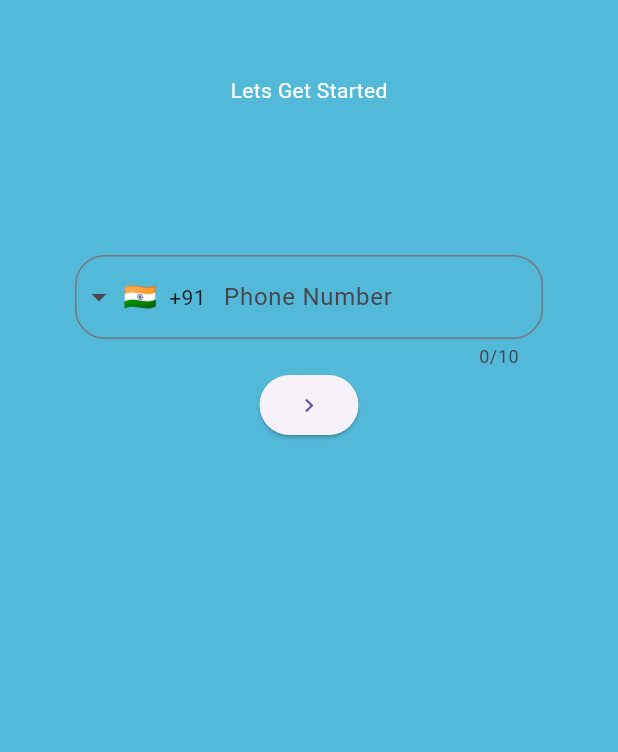
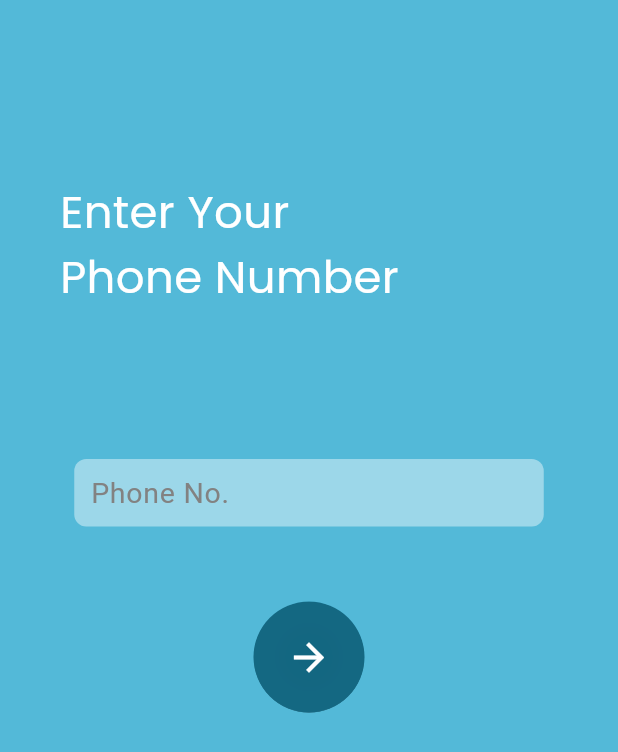
Before and after one commit to pupup2002/original-pupup, a Flutter app: the PhoneNoAuth screen opened directly, on a phone screen of 412 x 824 dp. Shown: the top 752 px of the screen. Run offline on Flutter 3.47's test engine with Material 3 defaults, Android fonts, the light colour scheme and no system bars; drawn by our look-alikes of intl_phone_field; our stand-ins replace firebase_auth, firebase_core, flutter_otp_text_field, flutter_svg, google_fonts, google_sign_in and 2 more; missing offline and left inert: dart:ffi; accounts and stored records are empty; network calls fail.

Commit message:
phone ui changed

```diff
--- a/lib/OTP_screen.dart
+++ b/lib/OTP_screen.dart
@@ -61,6 +61,7 @@ class _OTPScreenState extends State<OtpScreen> {
               children: [
                 Pinput(
                   keyboardType: TextInputType.phone,
+                  autofocus: true,
                   length: 6,
                   defaultPinTheme: defaultPinTheme,
                   focusedPinTheme: defaultPinTheme.copyWith(
@@ -101,7 +102,6 @@ class _OTPScreenState extends State<OtpScreen> {
               ],
             ),
 
-
       ),
     );
   }
--- a/lib/phone_screen.dart
+++ b/lib/phone_screen.dart
@@ -1,11 +1,11 @@
-
+import 'dart:ffi';
 
 import 'package:firebase_auth/firebase_auth.dart';
 import 'package:flutter/material.dart';
+import 'package:google_fonts/google_fonts.dart';
 import 'package:intl_phone_field/intl_phone_field.dart';
 
 import 'OTP_screen.dart';
-
 
 class PhoneNoAuth extends StatefulWidget {
   const PhoneNoAuth({super.key});
@@ -18,46 +18,117 @@ class PhoneNoAuth extends StatefulWidget {
 
 class _PhoneNoAuthState extends State<PhoneNoAuth> {
   final _phoneNumberController = TextEditingController();
-  var phoneNumberInput =null;
+  var phoneNumberInput = null;
+  String phoneNo ="+91";
+
+  @override
+  void dispose() {
+    _phoneNumberController.dispose();
+    super.dispose();
+  }
+
+
 
   @override
   Widget build(BuildContext context) {
-    return Container(
+
+    return Scaffold(
+      resizeToAvoidBottomInset: true,
+      body: Container(
+        width: double.infinity,
         decoration: const BoxDecoration(
           color: Color.fromARGB(255, 83, 185, 216),
         ),
-      child: Center(
-        child: Padding(
-          padding: const EdgeInsets.all(50.0),
         child: Column(
           children: [
-              const Text('Lets Get Started',style: TextStyle(color: Colors.white),),
-
-              SizedBox(height: 100,),
-
             Container(
-                child: IntlPhoneField(
-                  keyboardType: TextInputType.phone,
-
-                  decoration: InputDecoration(
-                    labelText: 'Phone Number',
-                    border: OutlineInputBorder(
-                        borderRadius: BorderRadius.circular(20)
+              alignment: Alignment.topLeft,
+              child: Padding(
+                padding: const EdgeInsets.only(left: 40, top: 120),
+                child: Text(
+                  'Enter Your\nPhone Number',
+                  style: GoogleFonts.poppins(
+                    fontSize: 30,
+                    color: Colors.white,
+                    fontWeight: FontWeight.normal,
+                  ),
+                ),
+              ),
+            ),
+            const SizedBox(height: 100),
+            Container(
+              // child: IntlPhoneField(
+              //
+              //   autofocus: true,
+              //   keyboardType: TextInputType.phone,
+              //
+              //   decoration: InputDecoration(
+              //     labelText: 'Phone Number',
+              //     border: OutlineInputBorder(
+              //         borderRadius: BorderRadius.circular(20)
+              //
+              //     ),
+              //   ),
+              //
+              //   initialCountryCode: 'IN',
+              //   onChanged: (phone) {
+              //     phoneNumberInput=phone.completeNumber;
+              //   },
+              // ),
+              height: 45,
+              width: 313,
+              decoration: BoxDecoration(
+                color: const Color.fromARGB(108, 255, 255, 255),
+                shape: BoxShape.rectangle,
+                border: Border.all(
+                  color: Colors.transparent,
+                  width: 1.0,
+                ),
+                borderRadius: const BorderRadius.all(
+                  Radius.circular(8),
+                ),
+              ),
+              child: Padding(
+                padding: const EdgeInsets.only(left: 10, right: 10),
+                child: TextField(
+                  controller: _phoneNumberController,
+                  textAlign: TextAlign.start,
+                  decoration: const InputDecoration(
+                    hintStyle: TextStyle(
+                        color: Color.fromARGB(255, 130, 130, 130),
+                        fontSize: 19,
+                        fontWeight: FontWeight.normal),
+                    hintText: 'Phone No.',
+                    border: InputBorder.none,
+                  ),
 
                 ),
               ),
-
-                  initialCountryCode: 'IN',
-                  onChanged: (phone) {
-                    phoneNumberInput=phone.completeNumber;
-                  },
+            ),
+            const SizedBox(
+              height: 50,
+            ),
+            ElevatedButton(
+              style: ElevatedButton.styleFrom(
+                backgroundColor: const Color.fromARGB(174, 0, 87, 115),
+                elevation: 0.1,
+                shape: const CircleBorder(
+                  side: BorderSide(
+                    color: Colors.transparent, // Border color
+                    width: 0.5, // B
+                    // order width
                   ),
                 ),
+                padding: const EdgeInsets.all(22),
+              ),
+              child: const Icon(
+                Icons.arrow_forward,
+                color: Colors.white,
+                size: 30, // Icon color
+              ),
 
-
-              ElevatedButton(
-
-                onPressed: () async {
+              onPressed: () async{
+                phoneNo=phoneNo+_phoneNumberController.text.toString();
                 await FirebaseAuth.instance.verifyPhoneNumber(
                   verificationCompleted: (PhoneAuthCredential credential) {},
                   verificationFailed: (FirebaseAuthException ex) {},
@@ -72,13 +143,13 @@ class _PhoneNoAuthState extends State<PhoneNoAuth> {
                     );
                   },
                   codeAutoRetrievalTimeout: (String verificationId) {},
-                    phoneNumber: phoneNumberInput.toString(),
+                  phoneNumber: phoneNo.toString(),
                 );
+
               },
-                child: const Icon(Icons.keyboard_arrow_right),
+              // child: const Icon(Icons.keyboard_arrow_right),
             ),
           ],
-          ),
         ),
       ),
     );
```
Also changed, not shown: 3 other files. Lines whose indentation alone changed are shown as unchanged.
